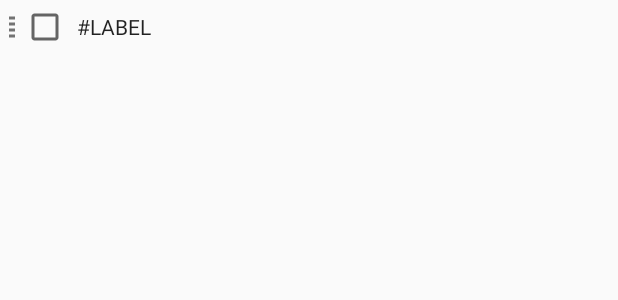
After one commit to abetrosita/MyNotes, an Android app: the layout note_label_dialog_item.xml on its own in the app's theme, with its tools: preview values and no code run, on a phone screen of 412 x 824 dp. The commit adds this screen. Shown: the top 300 px of the screen. Run offline under Robolectric (Android 15) with nearby library versions, the phone set to English and light mode, and no system bars.

Commit message:
Label Dialog Added.

```diff
--- a/app/src/main/java/com/example/abetrosita/mynotes/MainActivity.java
+++ b/app/src/main/java/com/example/abetrosita/mynotes/MainActivity.java
@@ -195,7 +195,10 @@ public class MainActivity extends AppCompatActivity implements
         int id = item.getItemId();
         if (id == R.id.action_settings) {
             return true;
+        }else if(id == R.id.action_label){
+            new LabelDialog(mContext);
         }
+
         return super.onOptionsItemSelected(item);
     }
 
--- a/app/src/main/java/com/example/abetrosita/mynotes/NoteDetailActivity.java
+++ b/app/src/main/java/com/example/abetrosita/mynotes/NoteDetailActivity.java
@@ -71,7 +71,7 @@ public class NoteDetailActivity extends AppCompatActivity {
             mEditTextBody.setText(mNote.getBody());
             //mTextViewLabel.setText(mNote.getLabel());
             mLabels = mNote.getLabelList();
-            mFlowLayoutLabel.addView(new NoteLabelListLayout(this, mLabels, LABEL_IS_CLICKABLE));
+            mFlowLayoutLabel.addView(new LabelListLayout(this, mLabels, LABEL_IS_CLICKABLE));
             mImagePath = mNote.getImagePath();
             if(mImagePath.length() > 0){
                 Picasso.with(getApplicationContext()).load(Uri.parse(mImagePath)).into(mImageView);
--- a/app/src/main/java/com/example/abetrosita/mynotes/NotesAdapter.java
+++ b/app/src/main/java/com/example/abetrosita/mynotes/NotesAdapter.java
@@ -73,7 +73,7 @@ public class NotesAdapter  extends RecyclerView.Adapter<NotesAdapter.NoteViewHol
             holder.mLinearLayoutLabel.setVisibility(View.GONE);
         } else {
             holder.mLinearLayoutLabel.setVisibility(View.VISIBLE);
-            holder.mFlowLayoutLabel.addView(new NoteLabelListLayout(mContext, Arrays.asList(noteLabel.split("#,#"))));
+            holder.mFlowLayoutLabel.addView(new LabelListLayout(mContext, Arrays.asList(noteLabel.split("#,#"))));
         }
 
         if(noteImagePath.length() == 0) {
--- /dev/null
+++ b/app/src/main/res/drawable/ic_reorder_horizontal.xml
@@ -0,0 +1,7 @@
+<vector xmlns:android="http://schemas.android.com/apk/res/android"
+        android:height="24dp"
+        android:width="5dp"
+        android:viewportWidth="24"
+        android:viewportHeight="24">
+    <path android:fillColor="@color/colorTextTertiary" android:pathData="M3,15H21V13H3V15M3,19H21V17H3V19M3,11H21V9H3V11M3,5V7H21V5H3Z" />
+</vector>
--- /dev/null
+++ b/app/src/main/res/layout/note_label_dialog_item.xml
@@ -0,0 +1,26 @@
+<?xml version="1.0" encoding="utf-8"?>
+<LinearLayout xmlns:android="http://schemas.android.com/apk/res/android"
+              android:orientation="horizontal"
+              android:padding="2dp"
+              android:layout_width="match_parent"
+              android:layout_height="wrap_content">
+
+    <ImageView
+        android:layout_width="wrap_content"
+        android:padding="3dp"
+        android:layout_height="match_parent"
+        android:src="@drawable/ic_reorder_horizontal"/>
+
+    <CheckBox
+        android:layout_width="wrap_content"
+        android:layout_height="wrap_content"/>
+
+    <TextView
+        android:id="@+id/tv_note_label"
+        android:layout_width="match_parent"
+        android:layout_height="wrap_content"
+        android:padding="5dp"
+        android:text="#LABEL"
+        android:textColor="?attr/textColorAlertDialogListItem"/>
+
+</LinearLayout>
--- a/app/src/main/res/values/strings.xml
+++ b/app/src/main/res/values/strings.xml
@@ -7,4 +7,8 @@
     <string name="action_settings">Settings</string>
     <string name="action_add_image_title">Add image</string>
     <string name="add_label_text">Add a note label…</string>
+    <string name="menu_main_label">Labels</string>
+    <string name="label_dialog_ok">OK</string>
+    <string name="label_dialog_cancel">CANCEL</string>
+    <string name="note_dialog_add_label">Add label...</string>
 </resources>
```
Also changed, not shown: app/src/main/java/com/example/abetrosita/mynotes/LabelAdapter.java (renamed from app/src/main/java/com/example/abetrosita/mynotes/NoteLabelAdapter.java, +6 -6 lines), app/src/main/java/com/example/abetrosita/mynotes/LabelDialog.java (added, +129 -0 lines), app/src/main/java/com/example/abetrosita/mynotes/LabelListLayout.java (renamed from app/src/main/java/com/example/abetrosita/mynotes/NoteLabelListLayout.java, +3 -4 lines), app/src/main/java/com/example/abetrosita/mynotes/LabelRecyclerView.java (renamed from app/src/main/java/com/example/abetrosita/mynotes/NoteLabelRecyclerView.java, +9 -5 lines), app/src/main/res/drawable/ic_label_add.xml (added, +7 -0 lines), app/src/main/res/drawable/ic_move_handle.xml (added, +7 -0 lines), app/src/main/res/drawable/ic_move_swap_handle.xml (added, +7 -0 lines), app/src/main/res/drawable/ic_note_label_white.xml (added, +7 -0 lines), app/src/main/res/layout/label_dialog.xml (added, +25 -0 lines), app/src/main/res/layout/note_label_dialog.xml (added, +44 -0 lines), app/src/main/res/menu/main.xml (+8 -0 lines).
